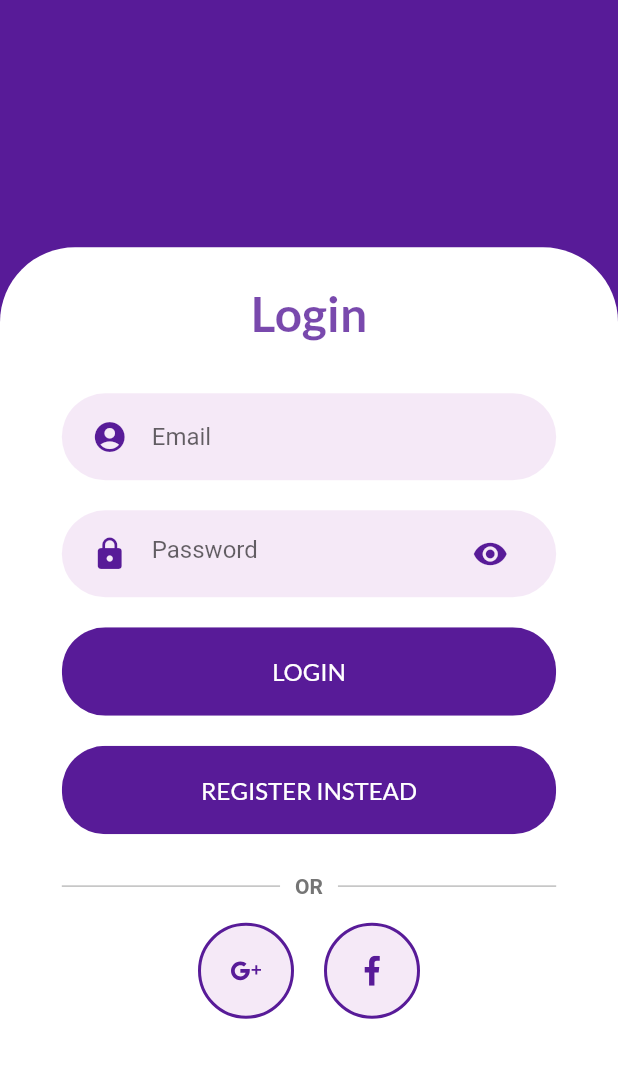
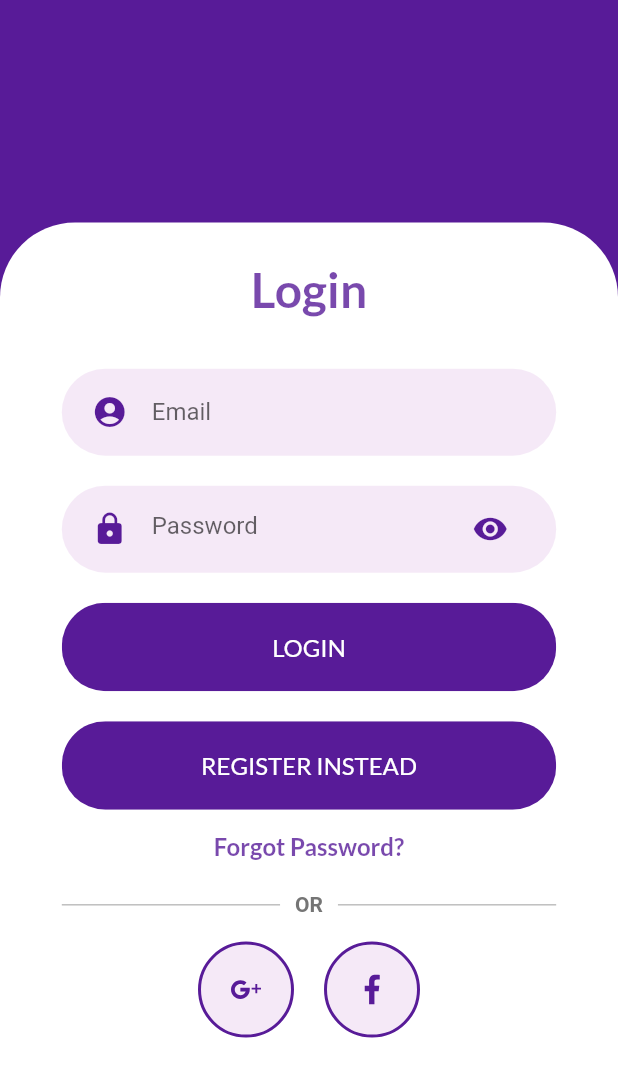
Before and after one commit to amlannandy/MedigoUser, a Flutter app: the screen it shows after launch, on a phone screen of 412 x 824 dp. Shown: the top 1077 px of the screen. Run offline on Flutter 3.47's test engine with Material 2 defaults, Android fonts, the phone set to English and light mode, and no system bars; our stand-ins replace cloud_firestore, email_validator, firebase_auth, firebase_storage, flutter_svg, fluttertoast and 5 more; accounts and stored records are empty.

Commit message:
Added Password Reset Feature

```diff
--- a/lib/main.dart
+++ b/lib/main.dart
@@ -7,6 +7,7 @@ import './screens/LoginScreen.dart';
 import './screens/ParentScreen.dart';
 import './screens/ProfileScreen.dart';
 import './screens/UserInfoScreen.dart';
+import './screens/PasswordResetScreen.dart';
 import './screens/EmailVerificationScreen.dart';
 
 void main() => runApp(MedigoApp());
@@ -38,9 +39,10 @@ class MedigoApp extends StatelessWidget {
           '/init' : (ctx) => InitScreen(),
           '/login' : (ctx) => LoginScreen(),
           '/userinfo' : (ctx) => UserInfoScreen(),
-          '/emailverification' : (ctx) => EmailVerificationScreen(),
           '/parent' : (ctx) => ParentScreen(),
           '/profile' : (ctx) => ProfileScreen(),
+          '/emailverification' : (ctx) => EmailVerificationScreen(),
+          '/passwordreset' : (ctx) => PasswordResetScreen(),
         },
       ),
     );
--- a/lib/screens/LoginScreen.dart
+++ b/lib/screens/LoginScreen.dart
@@ -63,7 +63,7 @@ class _LoginScreenState extends State<LoginScreen> {
 
   Widget getLoginCard(BuildContext context) {
     return Container(
-      height: MediaQuery.of(context).size.height * 0.8,
+      height: MediaQuery.of(context).size.height * 0.82,
       width: MediaQuery.of(context).size.width,
       decoration: BoxDecoration(
         color: Colors.white,
@@ -134,6 +134,23 @@ class _LoginScreenState extends State<LoginScreen> {
             press: _switchAuthMode,
             color: Theme.of(context).primaryColor
           ),
+          GestureDetector(
+            onTap: () => Navigator.of(context).pushNamed('/passwordreset'),
+            child: Padding(
+              padding: const EdgeInsets.symmetric(
+                vertical: 5
+              ),
+              child: Text(
+                'Forgot Password?',
+                style: TextStyle(
+                  color: Theme.of(context).primaryColor.withOpacity(0.8),
+                  fontFamily: 'Lato',
+                  fontSize: 16,
+                  fontWeight: FontWeight.bold,
+                ),
+              ),
+            ),
+          ),
           StyledDivider('OR'),
           Row(
             mainAxisAlignment: MainAxisAlignment.center,
--- a/lib/services/FirebaseAuthenticationService.dart
+++ b/lib/services/FirebaseAuthenticationService.dart
@@ -102,7 +102,7 @@ class FirebaseAuthenticationService {
     }
   }
 
-  void sendPasswordResetEmail(BuildContext context, String email) {
+  void sendPasswordResetEmail(BuildContext context, String email, Function successTrigger) {
     if (email.isEmpty) {
       Fluttertoast.showToast(msg: "Please enter your email address");
       return;
@@ -114,12 +114,12 @@ class FirebaseAuthenticationService {
     try {
       _auth.sendPasswordResetEmail(email: email);
       Fluttertoast.showToast(
-        msg: "Password reset mail sent!",
+        msg: "Mail sent",
         backgroundColor: Colors.green,
         textColor: Colors.white,
         toastLength: Toast.LENGTH_LONG
       );
-      Navigator.pushNamedAndRemoveUntil(context, '/init', (_) => false);
+      successTrigger();
     } catch (e) {
       Fluttertoast.showToast(
         msg: "Error sending mail. Please try later",
```
Also changed, not shown: lib/screens/PasswordResetScreen.dart (added, +75 -0 lines), assets/images/reset.png (added), 1 other file.
